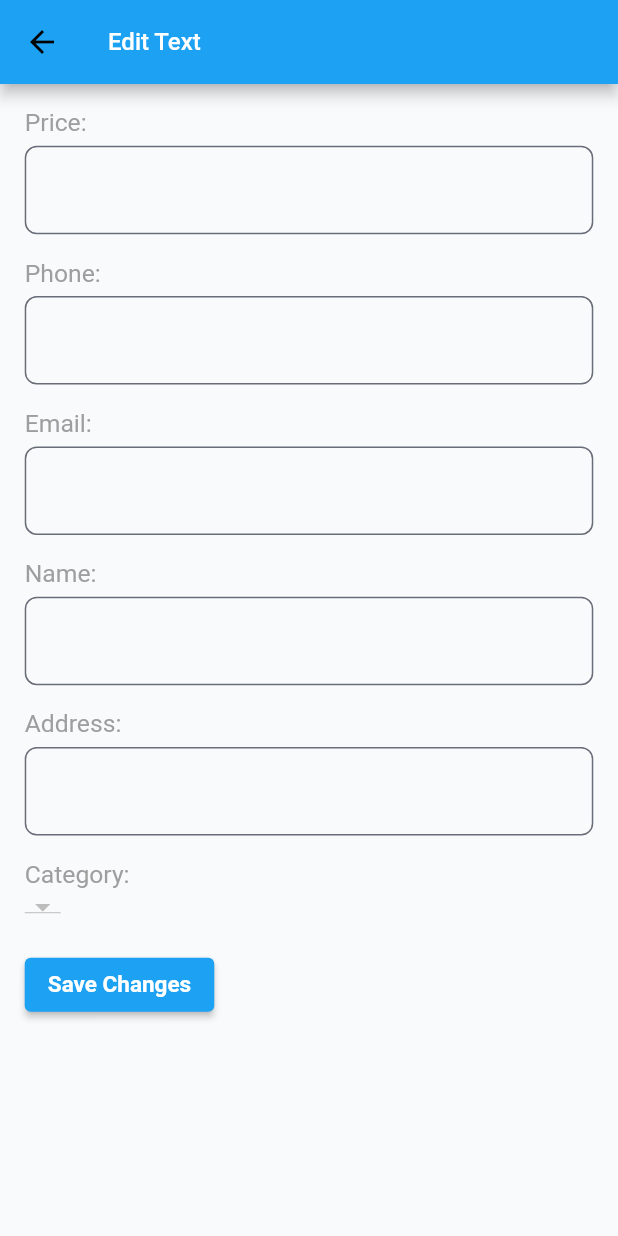
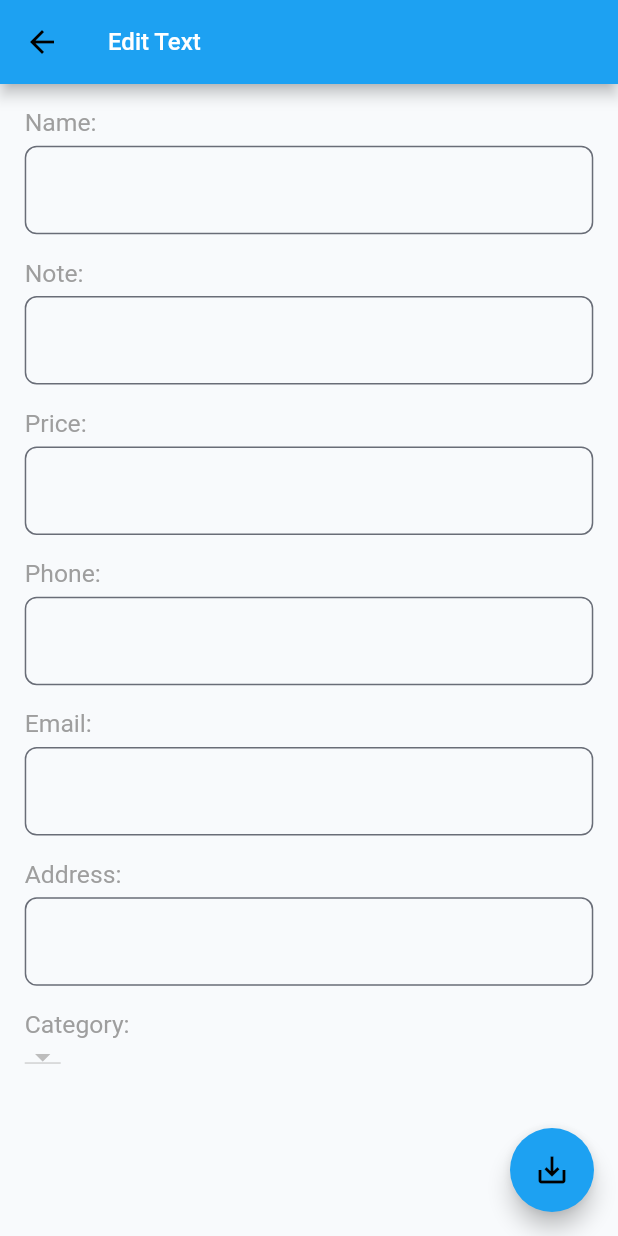
Before and after one commit to frankjmclarke/nesting3, a Flutter app: the EditTextUI screen opened directly with empty values, on a phone screen of 412 x 824 dp. Run offline on Flutter 3.47's test engine with Material 2 defaults, Android fonts, the light colour scheme and no system bars; our stand-ins replace cloud_firestore, firebase_auth, firebase_core, flutter_dotenv, get, get_storage and 2 more; missing offline and left inert: introduction_slider, receive_sharing_intent; accounts and stored records are empty; Roboto replaces fonts that are missing (ProductSans); statements that could not run were skipped.

Commit message:
MEdit Text gets an FAB

```diff
--- a/lib/ui/edit_text_ui.dart
+++ b/lib/ui/edit_text_ui.dart
@@ -2,6 +2,7 @@ import 'package:flutter/material.dart';
 import 'package:get/get.dart';
 import 'package:sizer/sizer.dart';
 import 'package:webview_flutter/webview_flutter.dart';
+
 import '../controllers/category_controller.dart';
 import '../controllers/url_controller.dart';
 import '../models/url_model.dart';
@@ -107,7 +108,7 @@ class _EditTextUIState extends State<EditTextUI> {
       category: cat != null ? cat : '',
     );
     if (widget.urlController.saveChanges(updatedUrlModel)) {
-      Get.back();
+      //  Get.back();
     }
   }
 
@@ -127,7 +128,7 @@ class _EditTextUIState extends State<EditTextUI> {
     final category = categoryList.firstWhere(
         (category) => category['title'] == aname,
         orElse: () => createEmptyMap());
-    return  category['uid'];
+    return category['uid'];
   }
 
   @override
@@ -135,6 +136,20 @@ class _EditTextUIState extends State<EditTextUI> {
     return Scaffold(
       appBar: AppBar(
         title: Text('Edit Text'),
+  /*      actions: [
+          IconButton(
+            icon: Icon(Icons.save_alt),
+            onPressed: () {
+              _saveChanges().then((_) {
+                ScaffoldMessenger.of(context).showSnackBar(
+                  SnackBar(
+                    content: Text('Changes saved'),
+                  ),
+                );
+              });
+            },
+          ),
+        ],*/
       ),
       body: Column(
         crossAxisAlignment: CrossAxisAlignment.start,
@@ -142,14 +157,15 @@ class _EditTextUIState extends State<EditTextUI> {
           Expanded(
             child: SingleChildScrollView(
               child: Padding(
-                padding:  EdgeInsets.all(4.w),
+                padding: EdgeInsets.all(4.w),
                 child: Column(
                   crossAxisAlignment: CrossAxisAlignment.start,
                   children: [
+                    InputText(text: 'Name:', controller: _nameController),
+                    InputText(text: 'Note:', controller: _noteController),
                     InputText(text: 'Price:', controller: _priceController),
                     InputText(text: 'Phone:', controller: _phoneController),
                     InputText(text: 'Email:', controller: _emailController),
-                    InputText(text: 'Name:', controller: _nameController),
                     InputText(text: 'Address:', controller: _addressController),
                     Text(
                       'Category:',
@@ -178,17 +194,24 @@ class _EditTextUIState extends State<EditTextUI> {
                         },
                       ).toList(),
                     ),
-                    SizedBox(height: 16.0),
-                    ElevatedButton(
-                      onPressed: _saveChanges,
-                      child: Text('Save Changes'),
-                    ),
                   ],
                 ),
               ),
             ),
           ),
         ],
+      ),
+      floatingActionButton: FloatingActionButton(
+        onPressed: () {
+          _saveChanges().then((_) {
+            ScaffoldMessenger.of(context).showSnackBar(
+              SnackBar(
+                content: Text('Changes saved'),
+              ),
+            );
+          });
+        },
+        child: Icon(Icons.save_alt),
       ),
     );
   }
@@ -212,12 +235,10 @@ class MyText extends StatelessWidget {
             ),
           ),
         ),
-
       ],
     );
   }
 }
-
 
 class InputText extends StatelessWidget {
   final String text;
```
Also changed, not shown: lib/ui/stored_list_ui.dart (+11 -7 lines). Lines whose indentation alone changed are shown as unchanged.
